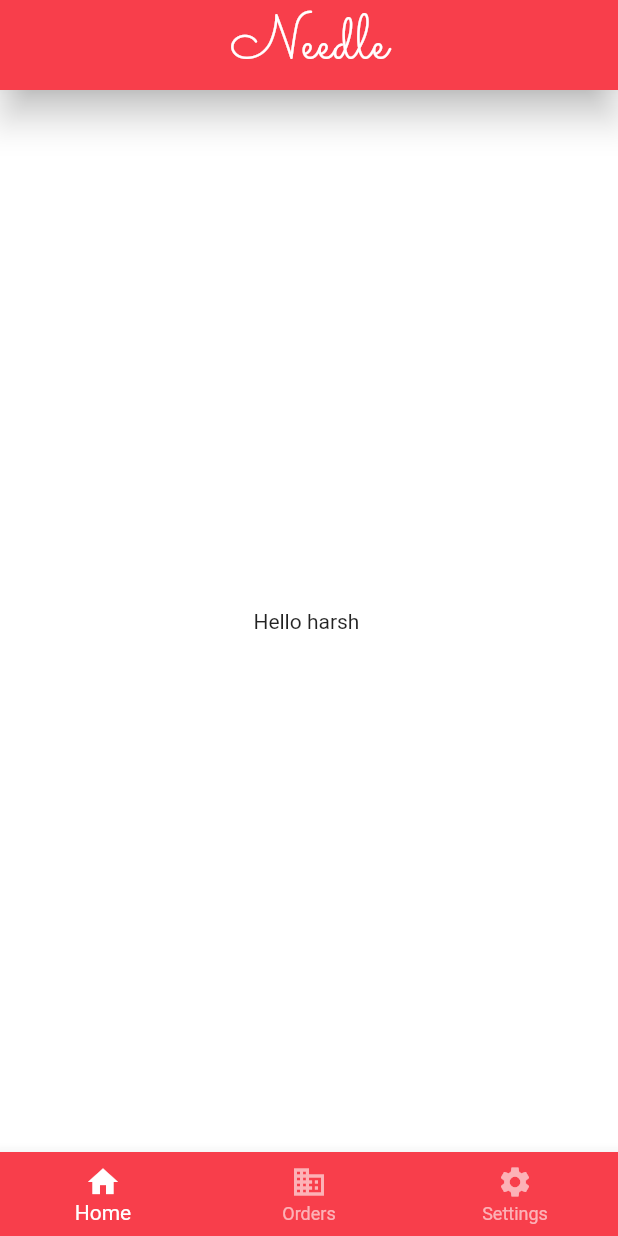
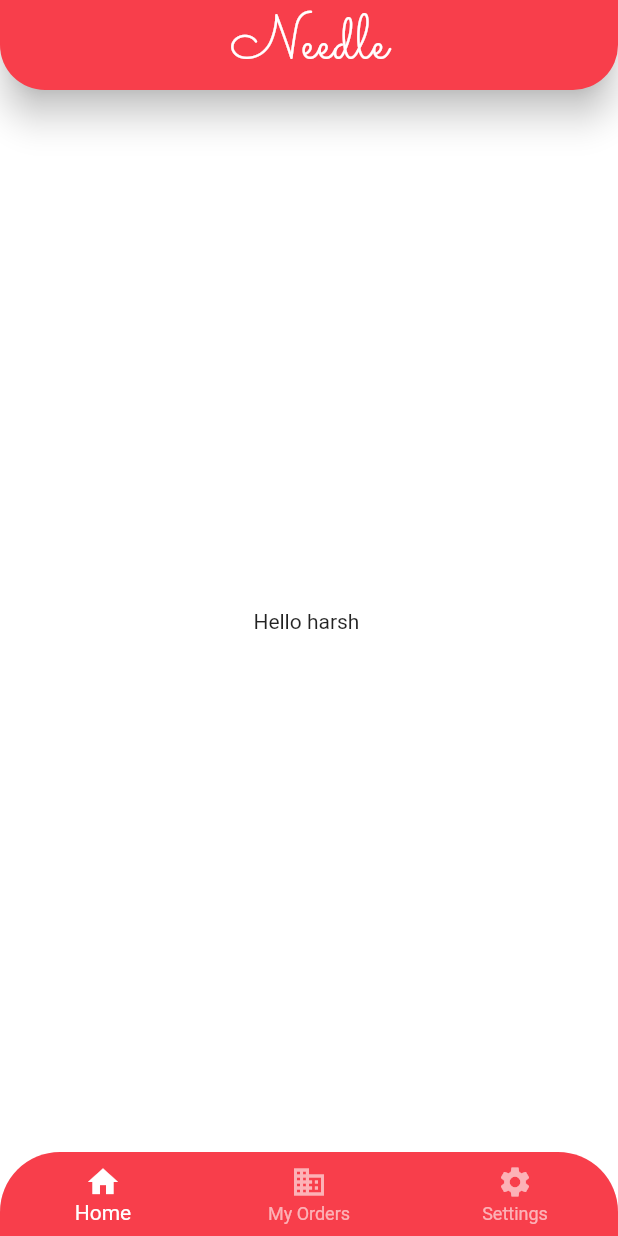
Before and after one commit to san-harsh/Needle, a Flutter app: the screen it shows after launch, on a phone screen of 412 x 824 dp. Run offline on Flutter 3.47's test engine with Material 2 defaults, Android fonts, the phone set to English and light mode, and no system bars; our stand-ins replace hexcolor.

Commit message:
app & nav bar changes

```diff
--- a/lib/main.dart
+++ b/lib/main.dart
@@ -1,3 +1,5 @@
+// ignore_for_file: deprecated_member_use
+
 import 'package:flutter/material.dart';
 import './theme/custom_theme.dart';
 
@@ -17,10 +19,14 @@ class MyApp extends StatelessWidget {
         body: const Center(
           child: Text('Hello harsh '),
         ),
-        bottomNavigationBar: BottomNavigationBar(
+
+
+       /*bottomNavigationBar: BottomNavigationBar(
         type: BottomNavigationBarType.fixed,
         items: const <BottomNavigationBarItem>[
+
           BottomNavigationBarItem(
+
             icon: Icon(Icons.home),
             label: 'Home',
 
@@ -35,7 +41,28 @@ class MyApp extends StatelessWidget {
             label: 'Settings',
           ),
         ],
+      ),*/
+
+   bottomNavigationBar: ClipRRect(
+      borderRadius: const BorderRadius.only(
+        topRight: Radius.circular(40),
+        topLeft: Radius.circular(40),
       ),
+      child: BottomNavigationBar(
+        items: const [
+          BottomNavigationBarItem(icon: Icon(Icons.home), title: Text('Home')),
+          BottomNavigationBarItem(icon: Icon(Icons.business), title: Text('My Orders')),
+          BottomNavigationBarItem(
+              icon: Icon(Icons.settings), title: Text('Settings')),
+
+        ],
+
+      ),
+    )
+
+
+
+
 
       ),
 
--- a/lib/theme/custom_theme.dart
+++ b/lib/theme/custom_theme.dart
@@ -1,3 +1,5 @@
+// ignore_for_file: prefer_const_constructors
+
 import 'package:flutter/material.dart';
 import 'package:hexcolor/hexcolor.dart';
 
@@ -8,6 +10,11 @@ class CustomTheme {
       primaryColor: Colors.green,
       scaffoldBackgroundColor: Colors.white,
       appBarTheme: AppBarTheme(
+         shape: RoundedRectangleBorder(
+      borderRadius: BorderRadius.vertical(
+        bottom: Radius.circular(30),
+      ),
+    ),
         backgroundColor: HexColor('#F83E4B'),
         toolbarHeight: 60,
         centerTitle: true,
@@ -26,7 +33,9 @@ class CustomTheme {
       bottomNavigationBarTheme: BottomNavigationBarThemeData( backgroundColor: HexColor('#F83E4B'),
       selectedItemColor: Colors.white,
       unselectedItemColor: Colors.white.withOpacity(.60),
+
        )
+
     );
   }
 }
--- a/pubspec.yaml
+++ b/pubspec.yaml
@@ -36,6 +36,7 @@ dependencies:
   # Use with the CupertinoIcons class for iOS style icons.
   cupertino_icons: ^1.0.2
   hexcolor: ^2.0.5
+  persistent_bottom_nav_bar: ^4.0.2
 
 dev_dependencies:
   flutter_test:
```
Also changed, not shown: pubspec.lock.
